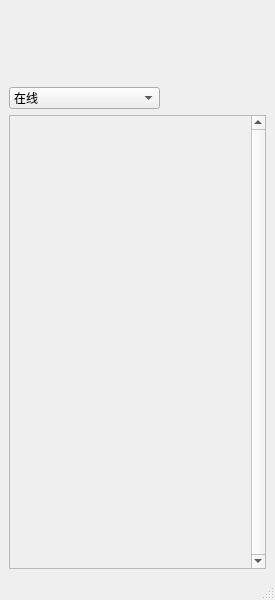
Before: the Qt Designer form ZeroMS-Client/MainWidget.ui in jysperm/ZeroMS-1x, drawn with Qt 5.
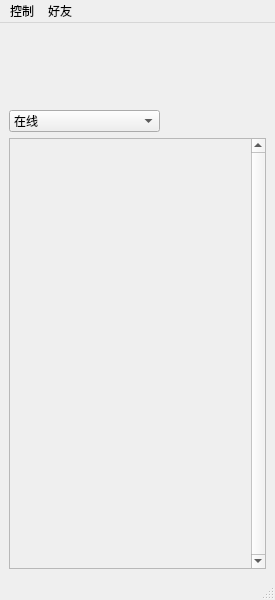
After: the same form once the commit is applied. Icons and pictures are not drawn. Custom widgets are drawn as their Qt base class.

Commit message: 好友列表相关逻辑（未完成）

Patch:
```diff
--- a/ZeroMS-Client/MainWidget.ui
+++ b/ZeroMS-Client/MainWidget.ui
@@ -160,6 +160,19 @@
      <height>25</height>
     </rect>
    </property>
+   <widget class="QMenu" name="menu">
+    <property name="title">
+     <string>控制</string>
+    </property>
+   </widget>
+   <widget class="QMenu" name="menu_2">
+    <property name="title">
+     <string>好友</string>
+    </property>
+    <addaction name="actRefreshFriendList"/>
+   </widget>
+   <addaction name="menu"/>
+   <addaction name="menu_2"/>
   </widget>
   <widget class="QStatusBar" name="statusbar"/>
  </widget>
```
Left out of the diff: 5 changed lines with no effect on the pictures. The commit also changes 15 other files.
